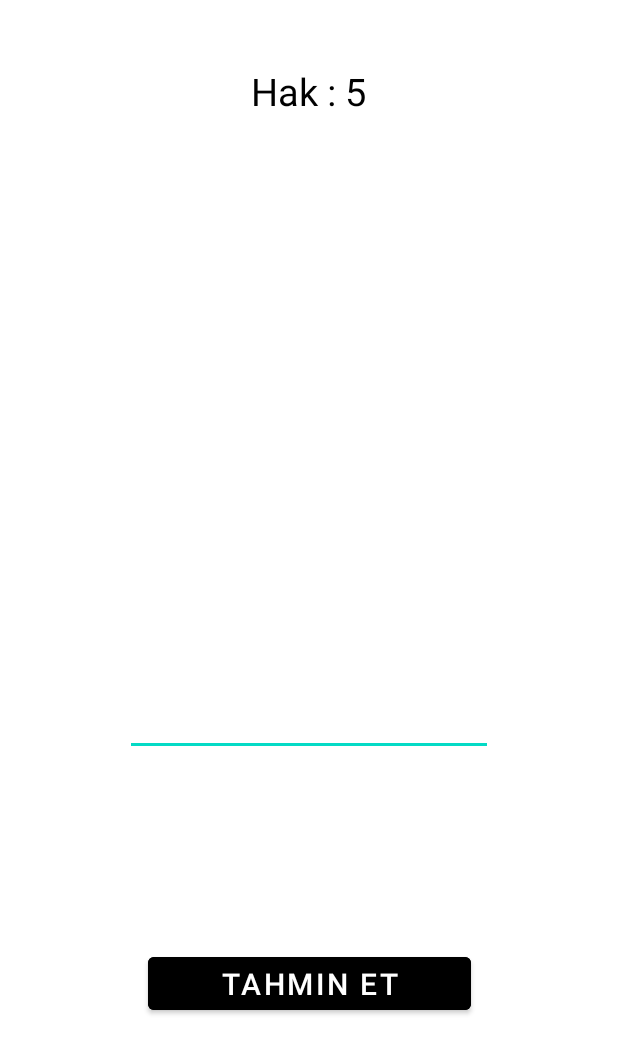
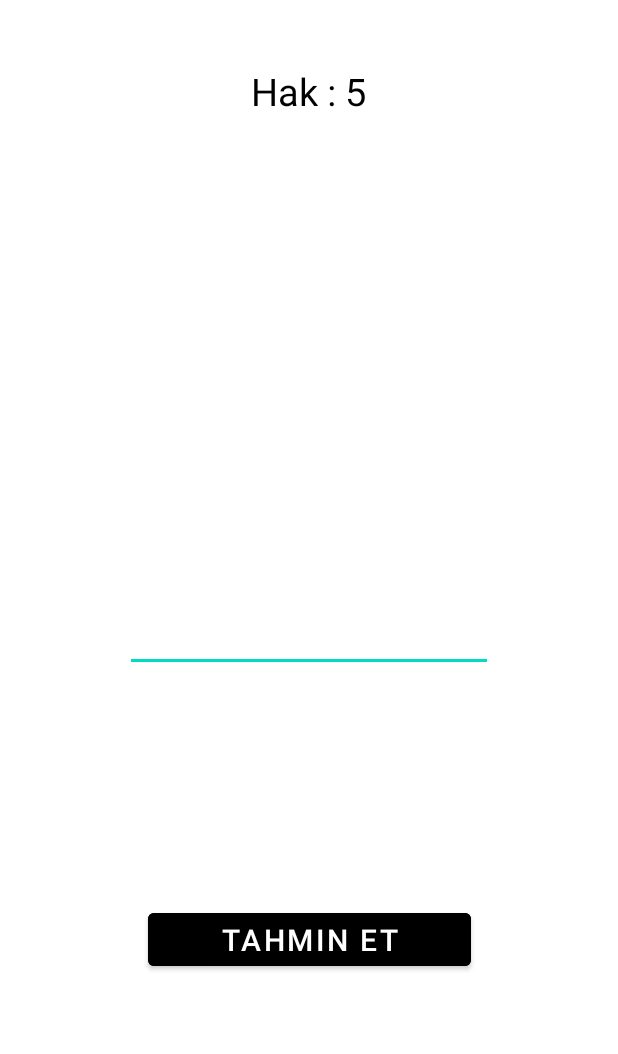
Before and after one commit to cevizenes/GuessTheNumber, an Android app: the GameplayActivity screen opened directly, with no data from a screen before it, on a phone screen of 412 x 824 dp. Shown: the top 1054 px of the screen. Run offline under Robolectric (Android 15) with nearby library versions, the light colour scheme and no system bars.

Commit message:
app added

```diff
--- a/app/src/main/res/layout/activity_gameplay.xml
+++ b/app/src/main/res/layout/activity_gameplay.xml
@@ -24,15 +24,16 @@
         android:id="@+id/guessText"
         android:layout_width="245dp"
         android:layout_height="51dp"
-        android:layout_marginBottom="320dp"
+        android:layout_marginBottom="376dp"
         android:ems="10"
         android:inputType="textPersonName"
         android:text=""
         app:layout_constraintBottom_toBottomOf="parent"
         app:layout_constraintEnd_toEndOf="parent"
         app:layout_constraintStart_toStartOf="parent"
-        app:layout_constraintTop_toBottomOf="@+id/textView"
-        app:layout_constraintVertical_bias="0.447" />
+
+        app:layout_constraintTop_toBottomOf="@+id/hakText"
+        app:layout_constraintVertical_bias="1.0" />
 
     <Button
         android:id="@+id/guessButton"
```
Also changed, not shown: 1 other file.
